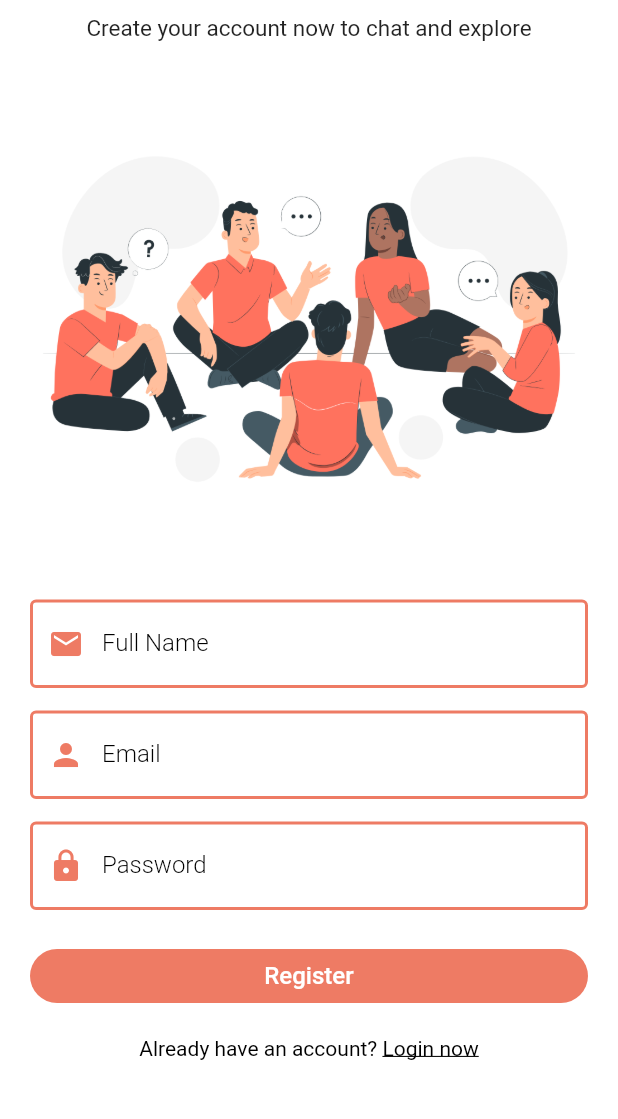
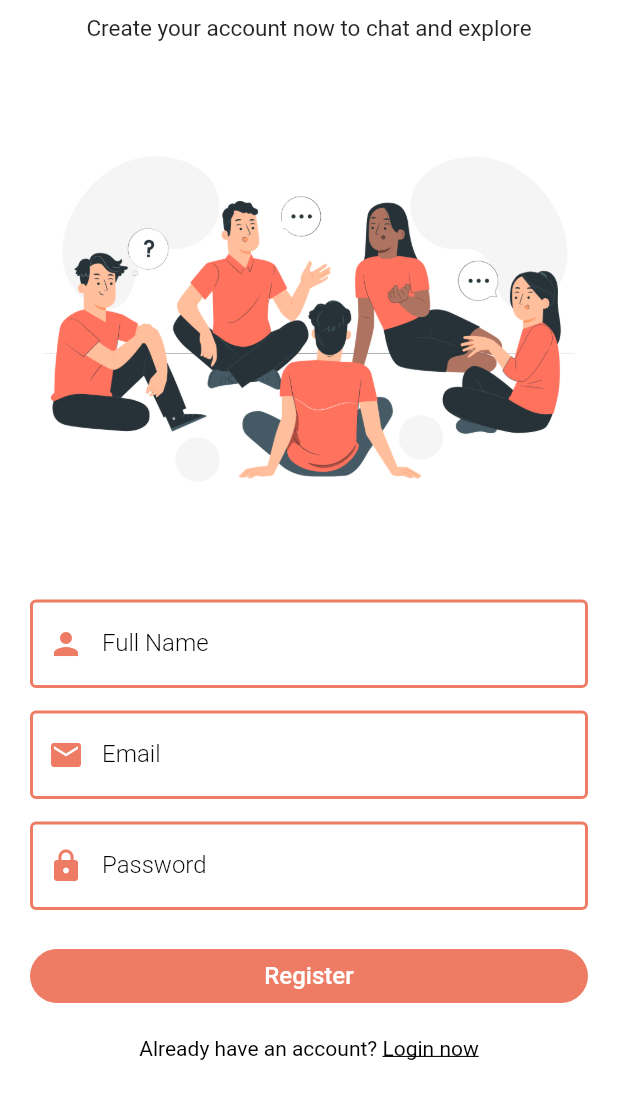
Before and after one commit to itsmohsin/chatapp_firebase, a Flutter app: the RegisterPage screen opened directly, on a phone screen of 412 x 824 dp, the part 116-1235 px from its top. Run offline on Flutter 3.47's test engine with Material 2 defaults, Android fonts, the phone set to English and light mode, and no system bars; our stand-ins replace cloud_firestore, firebase_auth, firebase_core, shared_preferences; accounts and stored records are empty.

Commit message:
updated code path

```diff
--- a/lib/main.dart
+++ b/lib/main.dart
@@ -1,10 +1,10 @@
 import 'package:chatapp_firebase/helper/helper_function.dart';
+import 'package:chatapp_firebase/pages/auth/login_page.dart';
+import 'package:chatapp_firebase/pages/home_page.dart';
 import 'package:chatapp_firebase/shared/constants.dart';
 import 'package:firebase_core/firebase_core.dart';
 import 'package:flutter/material.dart';
 import 'package:flutter/foundation.dart';
-import 'pages/home_page.dart';
-import 'pages/auth/login_page.dart';
 
 void main() async {
   WidgetsFlutterBinding.ensureInitialized();
--- a/lib/pages/auth/register_page.dart
+++ b/lib/pages/auth/register_page.dart
@@ -1,10 +1,10 @@
 import 'package:chatapp_firebase/helper/helper_function.dart';
+import 'package:chatapp_firebase/pages/auth/login_page.dart';
 import 'package:chatapp_firebase/pages/home_page.dart';
+import 'package:chatapp_firebase/service/auth_service.dart';
+import 'package:chatapp_firebase/widgets/widgets.dart';
 import 'package:flutter/gestures.dart';
 import 'package:flutter/material.dart';
-import '../../service/auth_service.dart';
-import '../../widgets/widgets.dart';
-import 'login_page.dart';
 
 class RegisterPage extends StatefulWidget {
   const RegisterPage({super.key});
@@ -53,13 +53,12 @@ class _RegisterPageState extends State<RegisterPage> {
                           decoration: textInputDecoration.copyWith(
                               labelText: "Full Name",
                               prefixIcon: Icon(
-                                Icons.email,
+                                Icons.person,
                                 color: Theme.of(context).primaryColor,
                               )),
                           onChanged: (val) {
                             setState(() {
                               fullName = val;
-                              print(val);
                             });
                           },
                           // Check the validation status
@@ -76,13 +75,12 @@ class _RegisterPageState extends State<RegisterPage> {
                           decoration: textInputDecoration.copyWith(
                               labelText: "Email",
                               prefixIcon: Icon(
-                                Icons.person,
+                                Icons.email,
                                 color: Theme.of(context).primaryColor,
                               )),
                           onChanged: (val) {
                             setState(() {
                               email = val;
-                              print(val);
                             });
                           },
 
@@ -122,7 +120,7 @@ class _RegisterPageState extends State<RegisterPage> {
                           width: double.infinity,
                           child: ElevatedButton(
                             style: ElevatedButton.styleFrom(
-                                primary: Theme.of(context).primaryColor,
+                                backgroundColor: Theme.of(context).primaryColor,
                                 elevation: 0,
                                 shape: RoundedRectangleBorder(
                                     borderRadius: BorderRadius.circular(30))),
@@ -170,8 +168,8 @@ class _RegisterPageState extends State<RegisterPage> {
         if (value == true) {
           //saving the shared preference state
           await HelperFunctions.saveUserLoggedInStatus(true);
+          await HelperFunctions.saveUserNameSF(fullName);
           await HelperFunctions.saveUserEmailSF(email);
-          await HelperFunctions.saveUserNameSF(fullName);
           nextScreenReplace(context, const HomePage());
         } else {
           showSnackbar(context, Colors.red, value);
--- a/lib/pages/chat_page.dart
+++ b/lib/pages/chat_page.dart
@@ -1,9 +1,8 @@
 import 'package:chatapp_firebase/pages/group_info.dart';
+import 'package:chatapp_firebase/service/database_service.dart';
 import 'package:chatapp_firebase/widgets/widgets.dart';
 import 'package:cloud_firestore/cloud_firestore.dart';
 import 'package:flutter/material.dart';
-
-import '../service/database_service.dart';
 
 class ChatPage extends StatefulWidget {
   final String groupId;
--- a/lib/pages/group_info.dart
+++ b/lib/pages/group_info.dart
@@ -1,8 +1,6 @@
 import 'package:chatapp_firebase/service/database_service.dart';
 import 'package:firebase_auth/firebase_auth.dart';
-import 'package:firebase_core/firebase_core.dart';
 import 'package:flutter/material.dart';
-import 'package:flutter/rendering.dart';
 
 class GroupInfo extends StatefulWidget {
   final String groupId;
--- a/lib/pages/home_page.dart
+++ b/lib/pages/home_page.dart
@@ -1,13 +1,13 @@
+import 'package:chatapp_firebase/helper/helper_function.dart';
 import 'package:chatapp_firebase/pages/auth/login_page.dart';
 import 'package:chatapp_firebase/pages/profile_page.dart';
 import 'package:chatapp_firebase/pages/search_page.dart';
+import 'package:chatapp_firebase/service/auth_service.dart';
 import 'package:chatapp_firebase/service/database_service.dart';
 import 'package:chatapp_firebase/widgets/group_tile.dart';
 import 'package:chatapp_firebase/widgets/widgets.dart';
 import 'package:firebase_auth/firebase_auth.dart';
 import 'package:flutter/material.dart';
-import '../helper/helper_function.dart';
-import '../service/auth_service.dart';
 
 class HomePage extends StatefulWidget {
   const HomePage({super.key});
--- a/lib/service/auth_service.dart
+++ b/lib/service/auth_service.dart
@@ -1,7 +1,6 @@
 import 'package:chatapp_firebase/helper/helper_function.dart';
+import 'package:chatapp_firebase/service/database_service.dart';
 import 'package:firebase_auth/firebase_auth.dart';
-
-import 'database_service.dart';
 
 class AuthService {
   final FirebaseAuth firebaseAuth = FirebaseAuth.instance;
--- a/lib/widgets/group_tile.dart
+++ b/lib/widgets/group_tile.dart
@@ -1,7 +1,6 @@
+import "package:chatapp_firebase/pages/chat_page.dart";
 import "package:chatapp_firebase/widgets/widgets.dart";
 import "package:flutter/material.dart";
-
-import "../pages/chat_page.dart";
 
 class GroupTile extends StatefulWidget {
   final String groupId;
```
Also changed, not shown: lib/pages/auth/login_page.dart (+4 -4 lines), lib/pages/profile_page.dart (+4 -4 lines).
